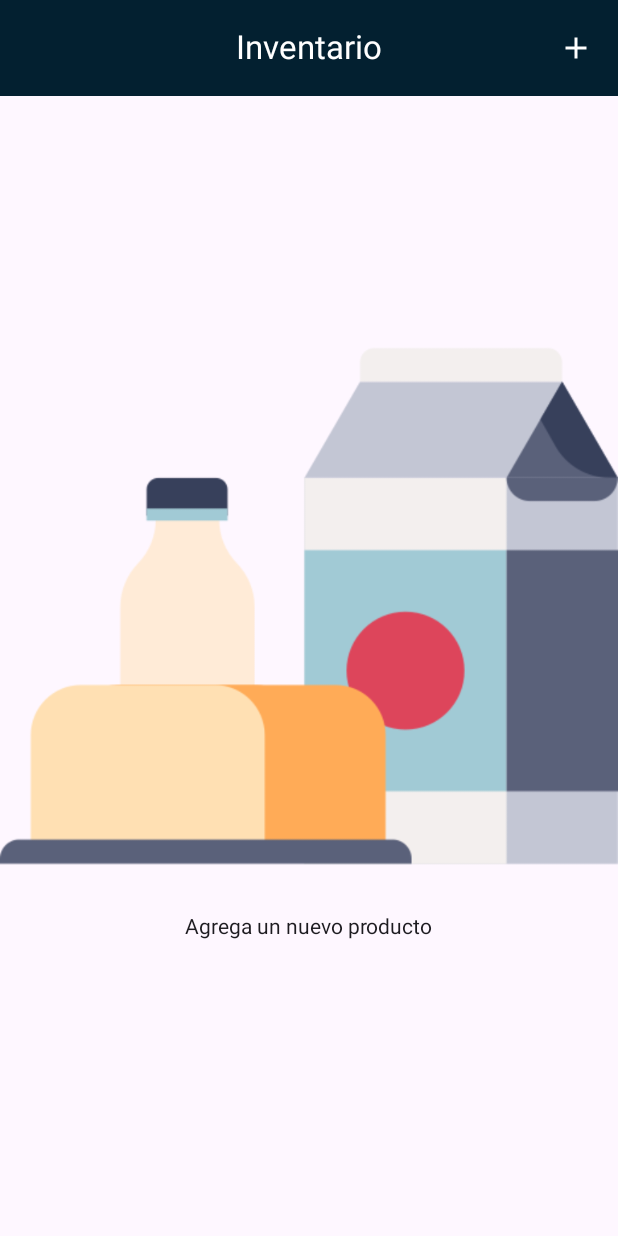
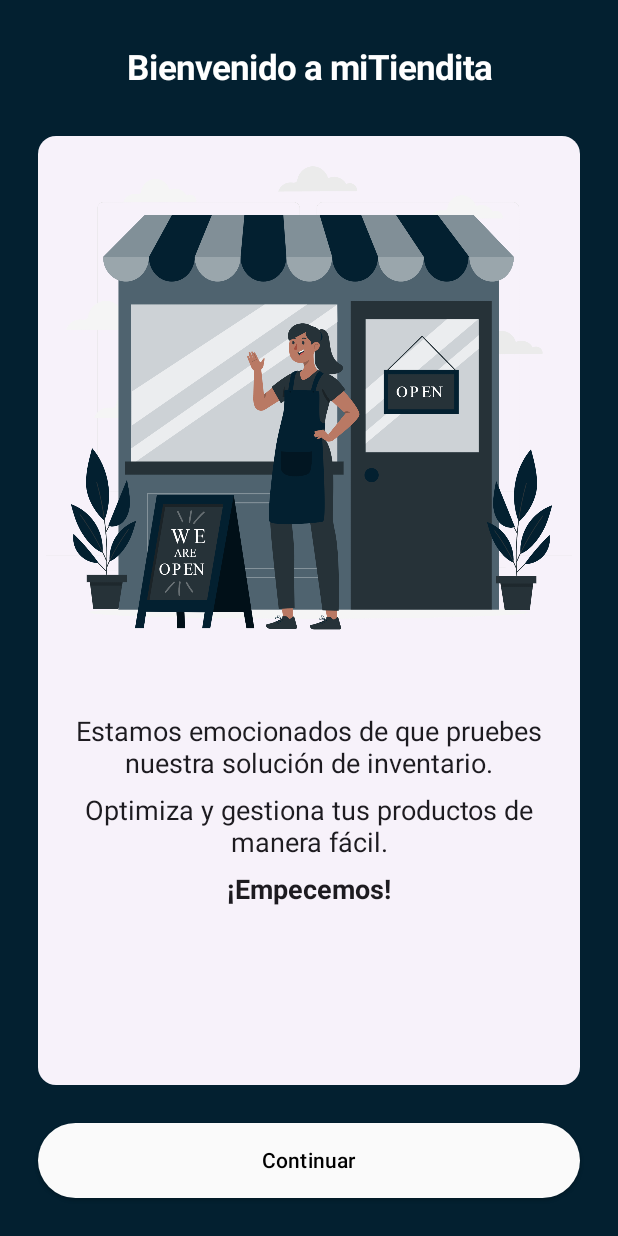
Before and after one commit to GerardoSCDev/android_local_manage_store, an Android app built with Jetpack Compose: the screen it shows after launch (MainActivity), on a phone screen of 412 x 824 dp. Run offline under Robolectric (Android 15) with nearby library versions, the phone set to English and light mode, and no system bars.

Commit message:
add start screens for welcome and privacy ui

```diff
--- a/app/src/main/java/com/example/localmanagestore/CommonUtils/AppComponents/AppButton/AppButton.kt
+++ b/app/src/main/java/com/example/localmanagestore/CommonUtils/AppComponents/AppButton/AppButton.kt
@@ -13,7 +13,7 @@ import androidx.compose.ui.graphics.Color
 import androidx.compose.ui.unit.dp
 
 enum class AppButtonType {
-    Success, Denie
+    Success, Denie, WhiteButton
 }
 
 @Composable
@@ -27,8 +27,7 @@ fun AppButton(
         enabled = enabled,
         modifier = Modifier
             .fillMaxWidth()
-            .height(50.dp)
-            .padding(horizontal = 10.dp),
+            .height(50.dp),
         colors = getButtonColors(type),
         onClick = onClick
     ) {
@@ -52,6 +51,12 @@ fun getButtonColors(type: AppButtonType) : ButtonColors {
                 containerColor = Color(0xFF636B6F)
             )
         }
+        AppButtonType.WhiteButton -> {
+            return ButtonDefaults.buttonColors(
+                contentColor = Color.Black,
+                containerColor = Color(0xFFFAFAFA)
+            )
+        }
         else -> {
             return ButtonDefaults.buttonColors()
         }
--- /dev/null
+++ b/app/src/main/java/com/example/localmanagestore/Modules/StartApp/Screens/StartAppScreen.kt
@@ -0,0 +1,31 @@
+package com.example.localmanagestore.Modules.StartApp.Screens
+
+import androidx.compose.foundation.ExperimentalFoundationApi
+import androidx.compose.foundation.pager.HorizontalPager
+import androidx.compose.foundation.pager.rememberPagerState
+import androidx.compose.material3.Scaffold
+import androidx.compose.runtime.Composable
+import com.example.localmanagestore.Modules.Inventory.Screens.InventoryScreen
+
+@OptIn(ExperimentalFoundationApi::class)
+@Composable
+fun StartAppScreen () {
+    val pagerState = rememberPagerState(pageCount = {3})
+    HorizontalPager(
+        state = pagerState
+    ) { page ->
+        when (page) {
+            0 -> WelcomeScreen(pagerState)
+            1 -> PrivacyPolicyScreen(pagerState)
+            2 -> {
+                Scaffold (
+//                bottomBar = { AppButtonNavBar() }
+                )
+                {
+                    InventoryScreen()
+                }
+            }
+            else -> {}
+        }
+    }
+}
--- /dev/null
+++ b/app/src/main/java/com/example/localmanagestore/Modules/StartApp/Screens/WelcomeScreen.kt
@@ -0,0 +1,112 @@
+package com.example.localmanagestore.Modules.StartApp.Screens
+
+import androidx.compose.foundation.ExperimentalFoundationApi
+import androidx.compose.foundation.Image
+import androidx.compose.foundation.background
+import androidx.compose.foundation.layout.Arrangement
+import androidx.compose.foundation.layout.Box
+import androidx.compose.foundation.layout.Column
+import androidx.compose.foundation.layout.Spacer
+import androidx.compose.foundation.layout.fillMaxSize
+import androidx.compose.foundation.layout.fillMaxWidth
+import androidx.compose.foundation.layout.height
+import androidx.compose.foundation.layout.padding
+import androidx.compose.foundation.layout.wrapContentHeight
+import androidx.compose.foundation.pager.PagerState
+import androidx.compose.material3.ElevatedCard
+import androidx.compose.material3.Text
+import androidx.compose.runtime.Composable
+import androidx.compose.runtime.rememberCoroutineScope
+import androidx.compose.ui.Alignment
+import androidx.compose.ui.Modifier
+import androidx.compose.ui.graphics.Color
+import androidx.compose.ui.layout.ContentScale
+import androidx.compose.ui.res.painterResource
+import androidx.compose.ui.text.TextStyle
+import androidx.compose.ui.text.font.FontWeight
+import androidx.compose.ui.text.style.TextAlign
+import androidx.compose.ui.unit.dp
+import androidx.compose.ui.unit.sp
+import com.example.localmanagestore.CommonUtils.AppComponents.AppButton.AppButton
+import com.example.localmanagestore.CommonUtils.AppComponents.AppButton.AppButtonType
+import com.example.localmanagestore.R
+import kotlinx.coroutines.launch
+
+@OptIn(ExperimentalFoundationApi::class)
+@Composable
+fun WelcomeScreen(pagerState: PagerState) {
+    val coroutineScope = rememberCoroutineScope()
+    Box(
+        modifier = Modifier
+            .fillMaxSize()
+            .background(Color(0xFF032030)),
+    ) {
+        Column (
+            verticalArrangement = Arrangement.spacedBy(25.dp),
+            modifier = Modifier
+                .padding(25.dp)
+                .fillMaxSize()
+                .background(Color(0xFF032030)),
+        ) {
+            Text(
+                text = "Bienvenido a miTiendita",
+                textAlign = TextAlign.Center,
+                modifier = Modifier
+                    .height(40.dp)
+                    .fillMaxWidth()
+                    .wrapContentHeight(align = Alignment.CenterVertically),
+                style = TextStyle(fontSize = 23.sp, fontWeight = FontWeight.Bold, color = Color.White)
+            )
+            ElevatedCard(
+                modifier = Modifier
+                    .fillMaxWidth()
+                    .weight(1f),
+            ) {
+
+                Image(
+                    painter = painterResource(id = R.drawable.welcome_image),
+                    contentDescription = null,
+                    modifier = Modifier.padding(5.dp),
+                    contentScale = ContentScale.Fit
+                )
+                Spacer(modifier = Modifier.height(25.dp))
+                Text(
+                    fontSize = 18.sp,
+                    textAlign = TextAlign.Center,
+                    modifier = Modifier.align(alignment = Alignment.CenterHorizontally),
+                    text = "Estamos emocionados de que pruebes nuestra solución de inventario."
+                )
+                Spacer(modifier = Modifier.height(10.dp))
+                Text(
+                    fontSize = 18.sp,
+                    textAlign = TextAlign.Center,
+                    modifier = Modifier.align(alignment = Alignment.CenterHorizontally),
+                    text = "Optimiza y gestiona tus productos de manera fácil."
+                )
+                Spacer(modifier = Modifier.height(10.dp))
+                Text(
+                    fontSize = 18.sp,
+                    fontWeight = FontWeight.Bold,
+                    textAlign = TextAlign.Center,
+                    modifier = Modifier.align(alignment = Alignment.CenterHorizontally),
+                    text = "¡Empecemos!",
+                )
+            }
+            Box(
+                modifier = Modifier
+                    .fillMaxWidth()
+                    .height(50.dp)
+            ) {
+                AppButton(
+                    type = AppButtonType.WhiteButton,
+                    title = "Continuar",
+                    onClick = {
+                        coroutineScope.launch {
+                            pagerState.scrollToPage(1)
+                        }
+                    }
+                )
+            }
+        }
+    }
+}
```
Also changed, not shown: app/src/main/java/com/example/localmanagestore/MainActivity.kt (+132 -11 lines), app/src/main/java/com/example/localmanagestore/Modules/StartApp/Screens/PrivacyPolicyScreen.kt (added, +112 -0 lines), app/src/main/res/drawable/welcome_image.png (added).
